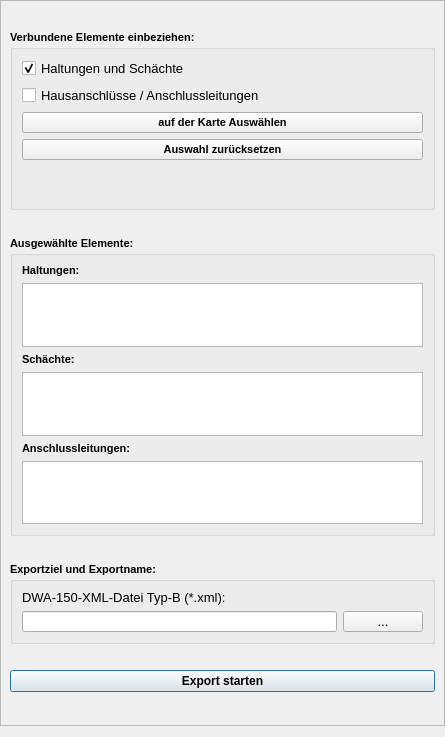
Qt form qkan/inspektion/res/m150_export.ui (hoettges/QKan) before a commit.
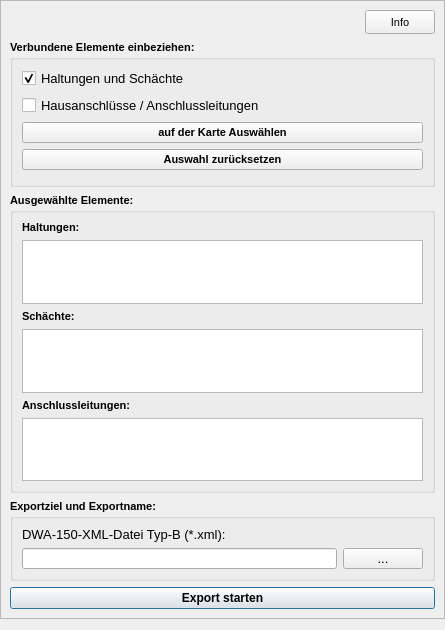
The same form after that commit.

```diff
--- a/qkan/inspektion/res/m150_export.ui
+++ b/qkan/inspektion/res/m150_export.ui
@@ -7,13 +7,13 @@
     <x>0</x>
     <y>0</y>
     <width>445</width>
-    <height>737</height>
+    <height>630</height>
    </rect>
   </property>
   <property name="minimumSize">
    <size>
-    <width>280</width>
-    <height>200</height>
+    <width>445</width>
+    <height>630</height>
    </size>
   </property>
   <property name="maximumSize">
@@ -67,7 +67,7 @@
         <x>0</x>
         <y>0</y>
         <width>443</width>
-        <height>724</height>
+        <height>619</height>
        </rect>
       </property>
       <layout class="QGridLayout" name="gridLayout">
@@ -244,6 +244,56 @@
         </widget>
        </item>
        <item row="0" column="0">
+        <layout class="QHBoxLayout" name="horizontalLayout_info">
+         <property name="spacing">
+          <number>0</number>
+         </property>
+         <item>
+          <spacer name="horizontalSpacer_info">
+           <property name="orientation">
+            <enum>Qt::Horizontal</enum>
+           </property>
+           <property name="sizeHint" stdset="0">
+            <size>
+             <width>20</width>
+             <height>10</height>
+            </size>
+           </property>
+          </spacer>
+         </item>
+         <item>
+          <widget class="QPushButton" name="pb_info">
+           <property name="minimumSize">
+            <size>
+             <width>70</width>
+             <height>24</height>
+            </size>
+           </property>
+           <property name="maximumSize">
+            <size>
+             <width>70</width>
+             <height>24</height>
+            </size>
+           </property>
+           <property name="font">
+            <font>
+             <family>Tahoma</family>
+             <pointsize>8</pointsize>
+             <weight>50</weight>
+             <bold>false</bold>
+            </font>
+           </property>
+           <property name="toolTip">
+            <string>Informationen zu DWA-M-150-Feldern und Besonderheiten</string>
+           </property>
+           <property name="text">
+            <string>Info</string>
+           </property>
+          </widget>
+         </item>
+        </layout>
+       </item>
+       <item row="1" column="0">
         <widget class="QGroupBox" name="groupBox_3">
          <property name="enabled">
           <bool>true</bool>
@@ -278,7 +328,7 @@
           <string>Verbundene Elemente einbeziehen:</string>
          </property>
          <layout class="QFormLayout" name="formLayout">
-          <item row="1" column="0" colspan="2">
+          <item row="0" column="0" colspan="2">
            <layout class="QVBoxLayout" name="verticalLayout_5">
             <item>
              <widget class="QCheckBox" name="cb_export_haltungen">
```
